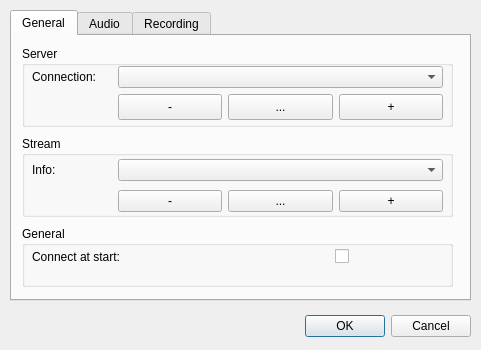
Old version of the form settingsdialog.ui in the repository napcode/appstream.
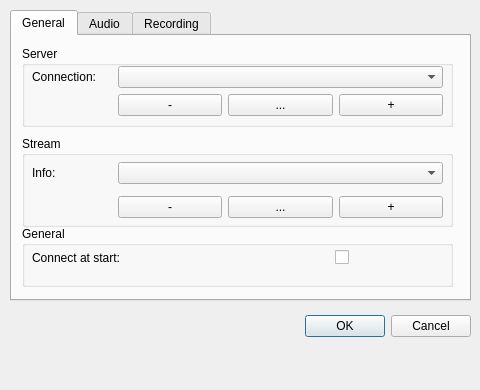
New version of the form.

Commit message: fixed zero sized settingsdialog on MacOS

What changed in the file:
```diff
--- a/settingsdialog.ui
+++ b/settingsdialog.ui
@@ -9,8 +9,8 @@
    <rect>
     <x>0</x>
     <y>0</y>
-    <width>481</width>
-    <height>350</height>
+    <width>480</width>
+    <height>390</height>
    </rect>
   </property>
   <property name="sizePolicy">
@@ -19,6 +19,18 @@
     <verstretch>0</verstretch>
    </sizepolicy>
   </property>
+  <property name="minimumSize">
+   <size>
+    <width>480</width>
+    <height>390</height>
+   </size>
+  </property>
+  <property name="maximumSize">
+   <size>
+    <width>480</width>
+    <height>390</height>
+   </size>
+  </property>
   <property name="sizeIncrement">
    <size>
     <width>480</width>
@@ -90,7 +102,7 @@
         <x>10</x>
         <y>20</y>
         <width>411</width>
-        <height>54</height>
+        <height>50</height>
        </rect>
       </property>
       <layout class="QGridLayout" name="gridLayout_2" columnminimumwidth="80,0,0,0">
@@ -167,7 +179,7 @@
        <x>10</x>
        <y>100</y>
        <width>431</width>
-       <height>81</height>
+       <height>91</height>
       </rect>
      </property>
      <property name="title">
@@ -179,7 +191,7 @@
         <x>10</x>
         <y>20</y>
         <width>411</width>
-        <height>60</height>
+        <height>70</height>
        </rect>
       </property>
       <layout class="QGridLayout" name="gridLayout_3" columnminimumwidth="80,0,0,0">
@@ -269,7 +281,7 @@
         <x>10</x>
         <y>20</y>
         <width>411</width>
-        <height>22</height>
+        <height>23</height>
        </rect>
       </property>
       <layout class="QGridLayout" name="gridLayout_4">
```
